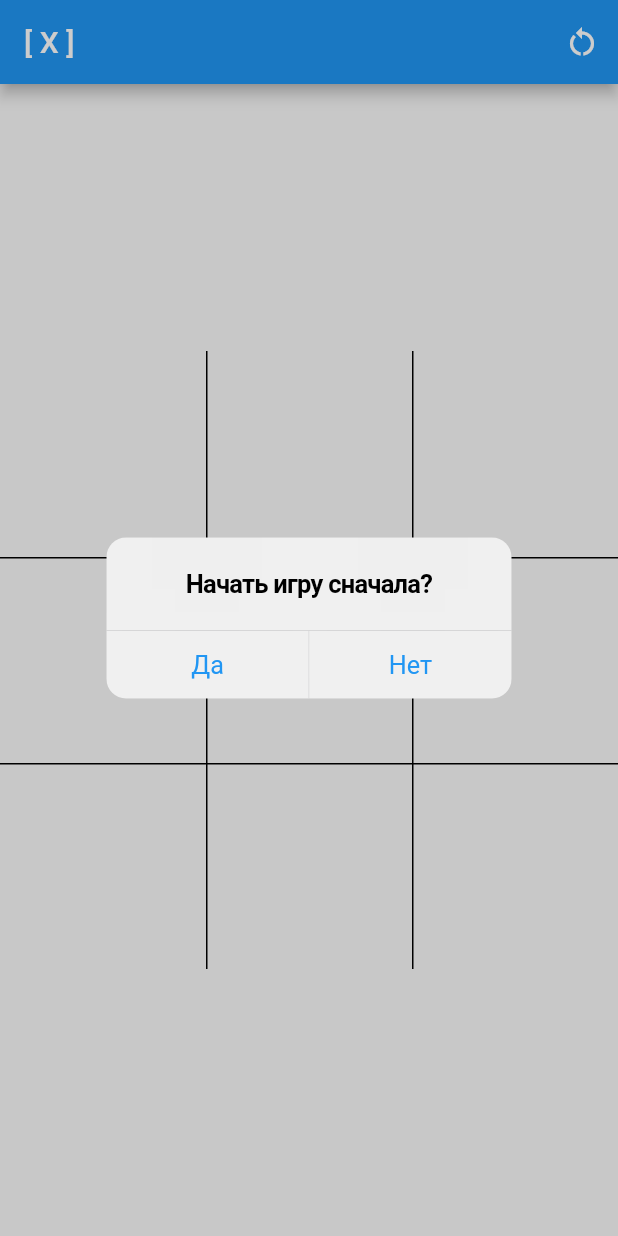
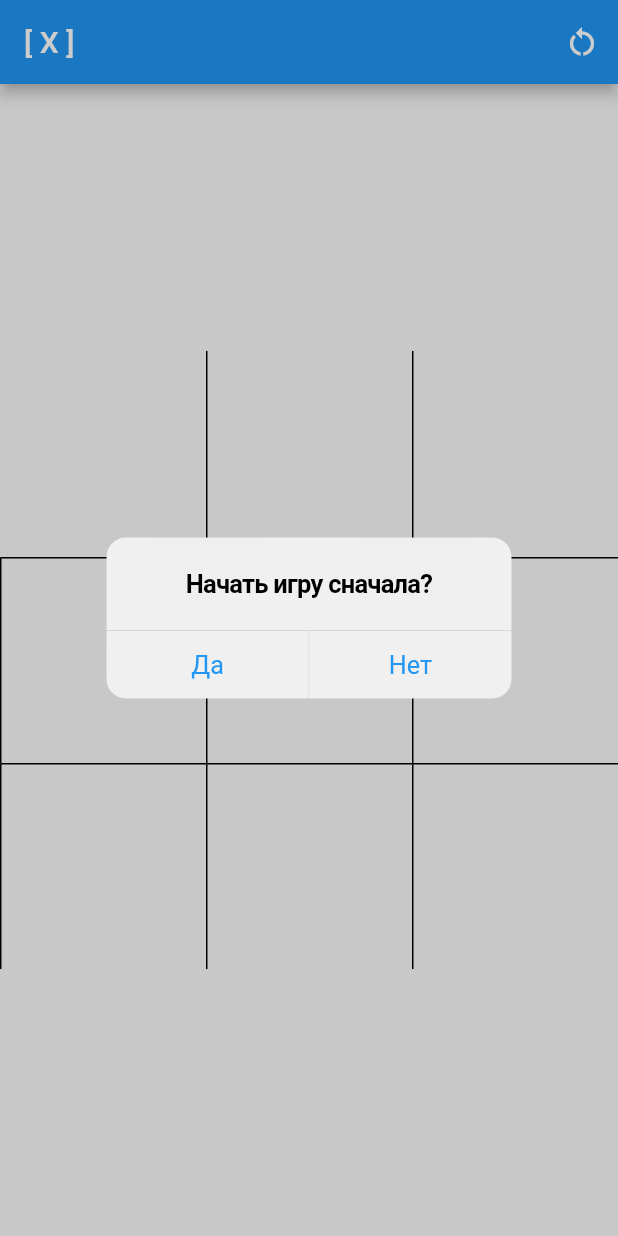
Before and after one commit to deuschernyshev/tic_tac_toe, a Flutter app: the screen it shows after launch, after a tap on the "restart alt" icon, on a phone screen of 412 x 824 dp. Run offline on Flutter 3.47's test engine with Material 2 defaults, Android fonts, the phone set to English and light mode, and no system bars; missing offline and left inert: shake.

Commit message:
values переделан на одномерный массив

```diff
--- a/lib/screens/home/home_screen.dart
+++ b/lib/screens/home/home_screen.dart
@@ -1,4 +1,3 @@
-import 'package:collection/collection.dart';
 import 'package:flutter/cupertino.dart';
 import 'package:flutter/material.dart';
 import 'package:shake/shake.dart';
@@ -14,7 +13,7 @@ class HomeScreen extends StatefulWidget {
 
 class _HomeScreenState extends State<HomeScreen> {
   late final ShakeDetector shakeDetector;
-  late List<List<CellValue>> _values;
+  late List<CellValue> _values;
 
   CellValue _currentSign = CellValue.cross;
 
@@ -51,73 +50,50 @@ class _HomeScreenState extends State<HomeScreen> {
       body: Center(
         child: SizedBox(
           height: MediaQuery.of(context).size.height / 2,
-          child: Column(
-            mainAxisAlignment: MainAxisAlignment.center,
-            crossAxisAlignment: CrossAxisAlignment.stretch,
-            children: <Widget>[
-              ..._values.mapIndexed(
-                (columnIndex, row) => Expanded(
-                  child: DecoratedBox(
+          child: GridView.builder(
+            gridDelegate: const SliverGridDelegateWithFixedCrossAxisCount(
+              crossAxisCount: 3,
+            ),
+            physics: const NeverScrollableScrollPhysics(),
+            itemCount: _values.length,
+            itemBuilder: (context, index) {
+              return DecoratedBox(
                 decoration: BoxDecoration(
                   border: Border(
-                        top: columnIndex == 0
-                            ? BorderSide.none
-                            : const BorderSide(),
-                      ),
-                    ),
-                    child: Row(
-                      crossAxisAlignment: CrossAxisAlignment.stretch,
-                      children: <Widget>[
-                        ...row.mapIndexed(
-                          (rowIndex, cellValue) => Expanded(
-                            child: DecoratedBox(
-                              decoration: BoxDecoration(
-                                border: Border(
-                                  left: rowIndex == 0
-                                      ? BorderSide.none
-                                      : const BorderSide(),
+                    top: index < 3 ? BorderSide.none : const BorderSide(),
+                    left: index == 0 ? BorderSide.none : const BorderSide(),
                   ),
                 ),
                 child: CellButton(
-                                onPressed: _cellHasValue(columnIndex, rowIndex)
+                  onPressed: _cellHasValue(index)
                       ? null
                       : () {
                           _makeTurn(
                             value: _currentSign,
-                                          columnIndex: columnIndex,
-                                          rowIndex: rowIndex,
+                            index: index,
                           );
                         },
-                                value: cellValue,
+                  value: _values[index],
                 ),
-                            ),
-                          ),
-                        )
-                      ],
-                    ),
-                  ),
-                ),
-              ),
-            ],
+              );
+            },
           ),
         ),
       ),
     );
   }
 
-  bool _cellHasValue(int columnIndex, int rowIndex) {
-    return _values[columnIndex][rowIndex] != CellValue.none;
+  bool _cellHasValue(int index) {
+    return _values[index] != CellValue.none;
   }
 
   void _makeTurn({
     required CellValue value,
-    required int columnIndex,
-    required int rowIndex,
+    required int index,
   }) {
     _setValueInCell(
       value: value,
-      columnIndex: columnIndex,
-      rowIndex: rowIndex,
+      index: index,
     );
 
     _swapCurrentSign();
@@ -125,11 +101,10 @@ class _HomeScreenState extends State<HomeScreen> {
 
   void _setValueInCell({
     required CellValue value,
-    required int columnIndex,
-    required int rowIndex,
+    required int index,
   }) {
     setState(() {
-      _values[columnIndex][rowIndex] = value;
+      _values[index] = value;
     });
   }
 
@@ -170,13 +145,15 @@ class _HomeScreenState extends State<HomeScreen> {
 
   void _reset() {
     setState(() {
-      _values = [
-        List.filled(3, CellValue.none),
-        List.filled(3, CellValue.none),
-        List.filled(3, CellValue.none),
-      ];
+      _values = List.filled(9, CellValue.none);
 
       _currentSign = CellValue.cross;
     });
   }
+
+  CellValue? _checkWinner() {
+    CellValue? winner;
+
+    return winner;
   }
+}
--- a/pubspec.yaml
+++ b/pubspec.yaml
@@ -35,7 +35,6 @@ dependencies:
   # The following adds the Cupertino Icons font to your application.
   # Use with the CupertinoIcons class for iOS style icons.
   cupertino_icons: ^1.0.2
-  collection: ^1.17.1
   shake: ^2.2.0
 
 dev_dependencies:
```
Also changed, not shown: pubspec.lock, 1 other file. Lines whose indentation alone changed are shown as unchanged.
